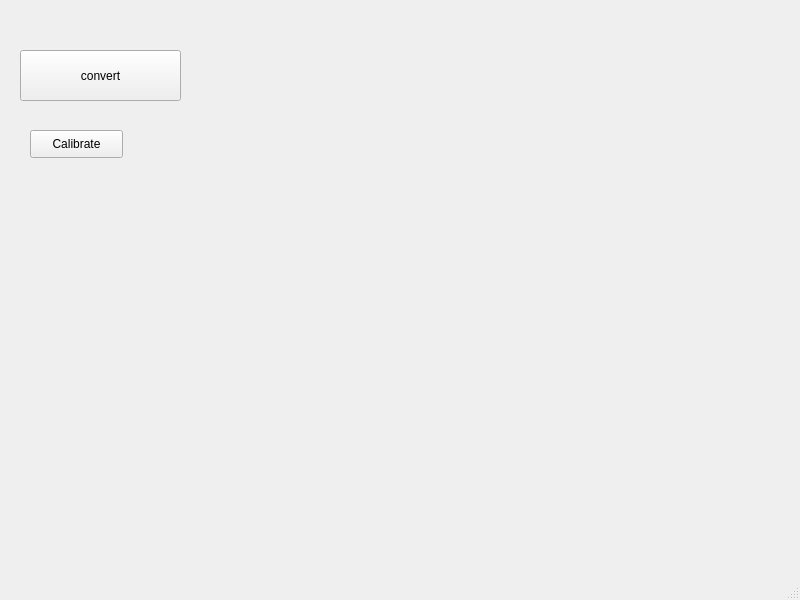
The window that FoodModification/View/mainWindow.ui (JunyaUeda/FoodAR) describes before a commit, drawn with Qt 5.
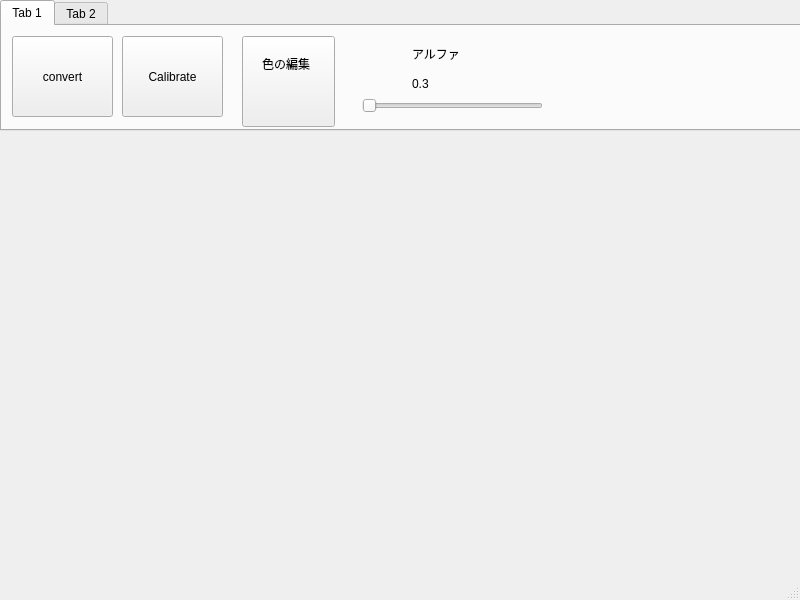
The same window after the commit. The open tabs and pages were chosen to show the change.

Commit message:
HSV,alphaの操作機能追加. その他	GUIのwidgetを追加.
Controller類をSingletonに変更。textureParamを変更など。

What changed in the file:
```diff
--- a/FoodModification/View/mainWindow.ui
+++ b/FoodModification/View/mainWindow.ui
@@ -14,31 +14,160 @@
    <string>Main</string>
   </property>
   <widget class="QWidget" name="centralwidget">
-   <widget class="QPushButton" name="convertButton">
+   <widget class="QTabWidget" name="tabWidget">
     <property name="geometry">
      <rect>
-      <x>20</x>
-      <y>50</y>
-      <width>161</width>
-      <height>51</height>
+      <x>0</x>
+      <y>0</y>
+      <width>801</width>
+      <height>131</height>
      </rect>
     </property>
-    <property name="text">
-     <string>convert</string>
+    <property name="currentIndex">
+     <number>1</number>
     </property>
-   </widget>
-   <widget class="QPushButton" name="CalibrateButton">
-    <property name="geometry">
-     <rect>
-      <x>30</x>
-      <y>130</y>
-      <width>93</width>
-      <height>28</height>
-     </rect>
-    </property>
-    <property name="text">
-     <string>Calibrate</string>
-    </property>
+    <widget class="QWidget" name="tab">
+     <attribute name="title">
+      <string>Tab 1</string>
+     </attribute>
+     <widget class="QPushButton" name="convertButton">
+      <property name="geometry">
+       <rect>
+        <x>10</x>
+        <y>10</y>
+        <width>101</width>
+        <height>81</height>
+       </rect>
+      </property>
+      <property name="text">
+       <string>convert</string>
+      </property>
+     </widget>
+     <widget class="QPushButton" name="CalibrateButton">
+      <property name="geometry">
+       <rect>
+        <x>120</x>
+        <y>10</y>
+        <width>101</width>
+        <height>81</height>
+       </rect>
+      </property>
+      <property name="text">
+       <string>Calibrate</string>
+      </property>
+     </widget>
+     <widget class="QPushButton" name="colorMapButton">
+      <property name="geometry">
+       <rect>
+        <x>240</x>
+        <y>10</y>
+        <width>93</width>
+        <height>91</height>
+       </rect>
+      </property>
+      <property name="text">
+       <string/>
+      </property>
+     </widget>
+     <widget class="QLabel" name="colorMapLabel">
+      <property name="geometry">
+       <rect>
+        <x>260</x>
+        <y>30</y>
+        <width>62</width>
+        <height>15</height>
+       </rect>
+      </property>
+      <property name="text">
+       <string>色の編集</string>
+      </property>
+     </widget>
+     <widget class="QSlider" name="alphaSlider">
+      <property name="geometry">
+       <rect>
+        <x>360</x>
+        <y>70</y>
+        <width>181</width>
+        <height>19</height>
+       </rect>
+      </property>
+      <property name="maximum">
+       <number>100</number>
+      </property>
+      <property name="singleStep">
+       <number>10</number>
+      </property>
+      <property name="orientation">
+       <enum>Qt::Horizontal</enum>
+      </property>
+     </widget>
+     <widget class="QLabel" name="alphaLabel">
+      <property name="geometry">
+       <rect>
+        <x>410</x>
+        <y>20</y>
+        <width>62</width>
+        <height>15</height>
+       </rect>
+      </property>
+      <property name="text">
+       <string>アルファ</string>
+      </property>
+     </widget>
+     <widget class="QLabel" name="alphaValueLabel">
+      <property name="geometry">
+       <rect>
+        <x>410</x>
+        <y>50</y>
+        <width>62</width>
+        <height>15</height>
+       </rect>
+      </property>
+      <property name="text">
+       <string>0.3</string>
+      </property>
+     </widget>
+    </widget>
+    <widget class="QWidget" name="tab_2">
+     <attribute name="title">
+      <string>Tab 2</string>
+     </attribute>
+     <widget class="QRadioButton" name="radioButton_captureSizeSmall">
+      <property name="geometry">
+       <rect>
+        <x>40</x>
+        <y>20</y>
+        <width>105</width>
+        <height>19</height>
+       </rect>
+      </property>
+      <property name="text">
+       <string>640×480</string>
+      </property>
+      <property name="checked">
+       <bool>true</bool>
+      </property>
+      <attribute name="buttonGroup">
+       <string notr="true">buttonGroup_captureSize</string>
+      </attribute>
+     </widget>
+     <widget class="QRadioButton" name="radioButton_captureSizeLarge">
+      <property name="geometry">
+       <rect>
+        <x>40</x>
+        <y>50</y>
+        <width>105</width>
+        <height>19</height>
+       </rect>
+      </property>
+      <property name="text">
+       <string>1280×720</string>
+      </property>
+      <attribute name="buttonGroup">
+       <string notr="true">buttonGroup_captureSize</string>
+      </attribute>
+     </widget>
+    </widget>
    </widget>
   </widget>
   <widget class="QMenuBar" name="menubar">
```
Left out of the diff: 6 changed lines with no effect on the pictures. The commit also changes 30 other files.
